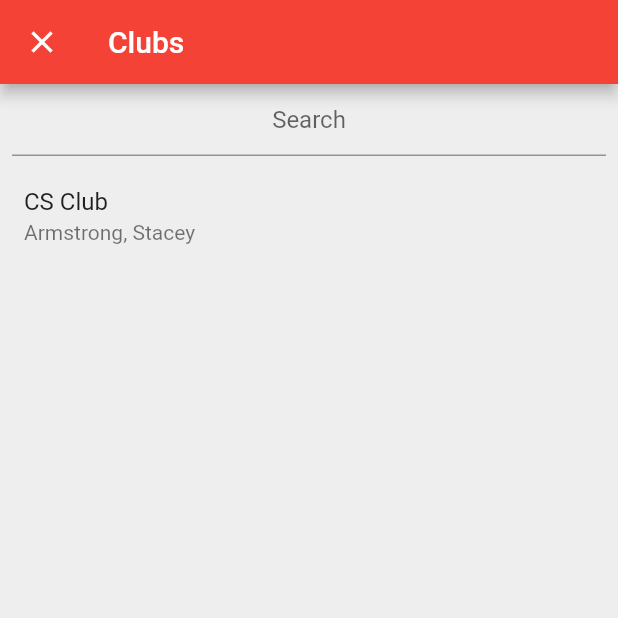
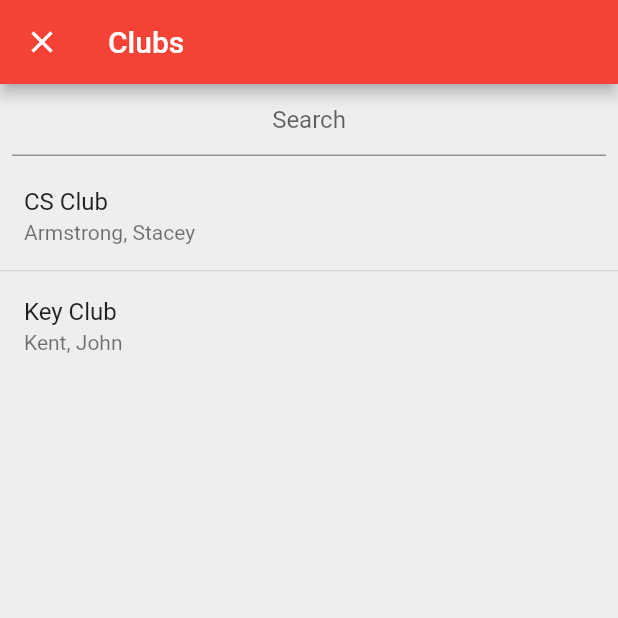
Before and after one commit to qwetboy10/CyWoodsAppFlutter, a Flutter app: the screen it shows after launch, in the side drawer, after a tap on "Clubs", on a phone screen of 412 x 824 dp, the top half of it. Run offline on Flutter 3.47's test engine with Material 2 defaults, Android fonts, the light colour scheme and no system bars; our stand-ins replace charts_flutter, dynamic_theme, flutter_local_notifications, font_awesome_flutter, logger, shared_preferences; missing offline and left inert: background_fetch, clipboard_manager, device_id, logger_flutter; network calls fail; statements that could not run were skipped.

Commit message:
added clubs_more_info class which displays expanded info about each club when clicked

```diff
--- a/lib/clubs.dart
+++ b/lib/clubs.dart
@@ -5,6 +5,7 @@ import 'package:flutter/widgets.dart';
 import 'package:http/http.dart' as http;
 import 'stateData.dart';
 import 'package:clipboard_manager/clipboard_manager.dart';
+import 'clubs_more_info.dart';
 
 class Clubs extends StatefulWidget {
   @override
@@ -17,6 +18,7 @@ class ClubInfo {
   String teacherEmail;
   String dayOfWeek;
   String startTime, endTime;
+  String description;
 
   ClubInfo(Map<String, dynamic> data) {
     clubName = data['clubName'];
@@ -25,6 +27,7 @@ class ClubInfo {
     dayOfWeek = data['dayOfWeek'];
     startTime = data['startTime'];
     endTime = data['endTime'];
+    description = 'A description of the club goes here';
   }
 }
 
@@ -32,9 +35,26 @@ class ClubsState extends State<Clubs> {
   TextEditingController search = TextEditingController();
   List<ClubInfo> clubs = new List<ClubInfo>();
   List<ClubInfo> filteredClubs;
-  static Map<String, dynamic> tempMap = {'clubName':'CS Club', 'teacherName':'Armstrong, Stacey', 'teacherEmail':'stacey.armstrong@cfisd.net', 'dayOfWeek':'Thursday', 'startTime':'2:40', 'endTime': '4:30'};
+  static Map<String, dynamic> tempMap = {
+    'clubName': 'CS Club',
+    'teacherName': 'Armstrong, Stacey',
+    'teacherEmail': 'stacey.armstrong@cfisd.net',
+    'dayOfWeek': 'Thursday',
+    'startTime': '2:40',
+    'endTime': '4:30'
+  };
+  static Map<String, dynamic> tempMap2 = {
+    'clubName': 'Key Club',
+    'teacherName': 'Kent, John',
+    'teacherEmail': 'john.kent@cfisd.net',
+    'dayOfWeek': 'Monday',
+    'startTime': '2:40',
+    'endTime': '3:20'
+  };
+
   Widget build(BuildContext context) {
     clubs.add(new ClubInfo(tempMap));
+    clubs.add(new ClubInfo(tempMap2));
     return Scaffold(
       appBar: AppBar(
         title: Text('Clubs'),
@@ -73,7 +93,7 @@ class ClubsState extends State<Clubs> {
     return ListView.separated(
       itemCount: filteredClubs.length,
       itemBuilder: (BuildContext context, int index) =>
-          buildClubTile(context, filteredClubs[index]),
+          buildClubTile(context, clubs[index]),
       separatorBuilder: (BuildContext context, int index) => Divider(
         height: 1,
       ),
@@ -82,8 +102,11 @@ class ClubsState extends State<Clubs> {
 
   Widget buildClubTile(BuildContext context, ClubInfo c) {
     return ListTile(
-      title: Text(c.clubName),
-      subtitle: Text(c.teacherName),
-    );
+        title: Text(c.clubName),
+        subtitle: Text(c.teacherName),
+        onTap: () {
+          Navigator.of(context).push(MaterialPageRoute(
+              builder: (context) => ClubsMoreInfo(c), fullscreenDialog: true));
+        });
   }
 }
--- a/lib/main.dart
+++ b/lib/main.dart
@@ -27,8 +27,10 @@ import 'profile.dart';
 import 'schedule.dart';
 import 'stateData.dart';
 import 'transcript.dart';
+import 'clubs_more_info.dart';
 
 void main() {
+  WidgetsFlutterBinding.ensureInitialized();
   SystemChrome.setPreferredOrientations(
       [DeviceOrientation.portraitUp, DeviceOrientation.portraitDown]);
   ErrorWidget.builder = (FlutterErrorDetails details) {
```
Also changed, not shown: lib/clubs_more_info.dart (added, +90 -0 lines).
